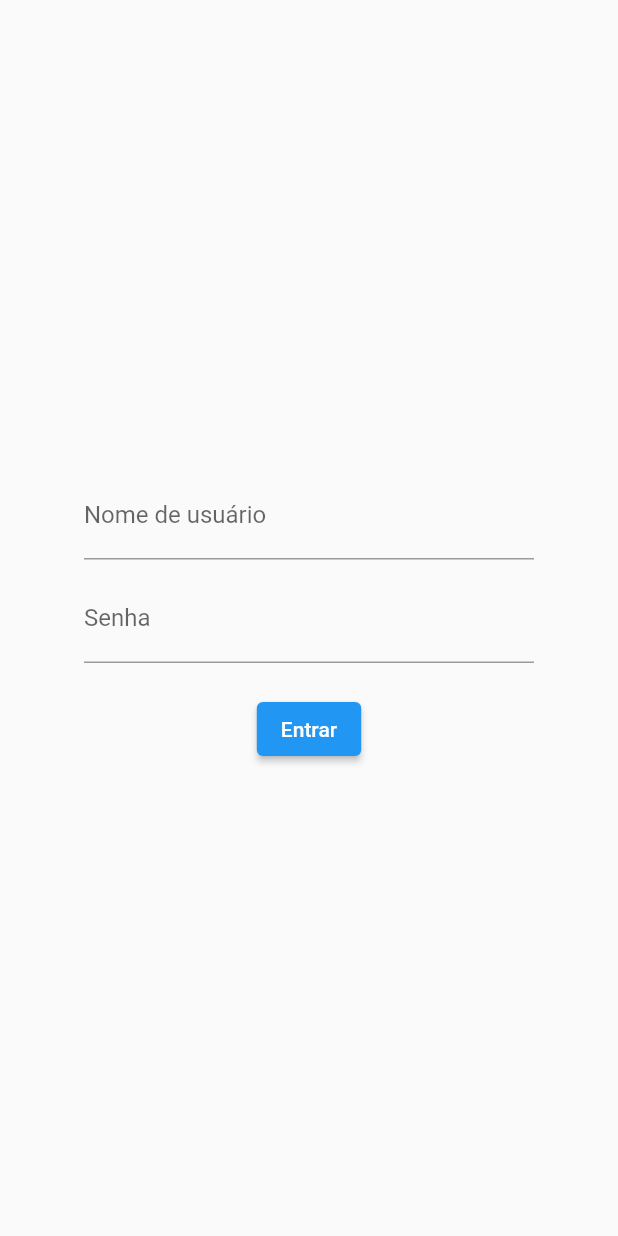
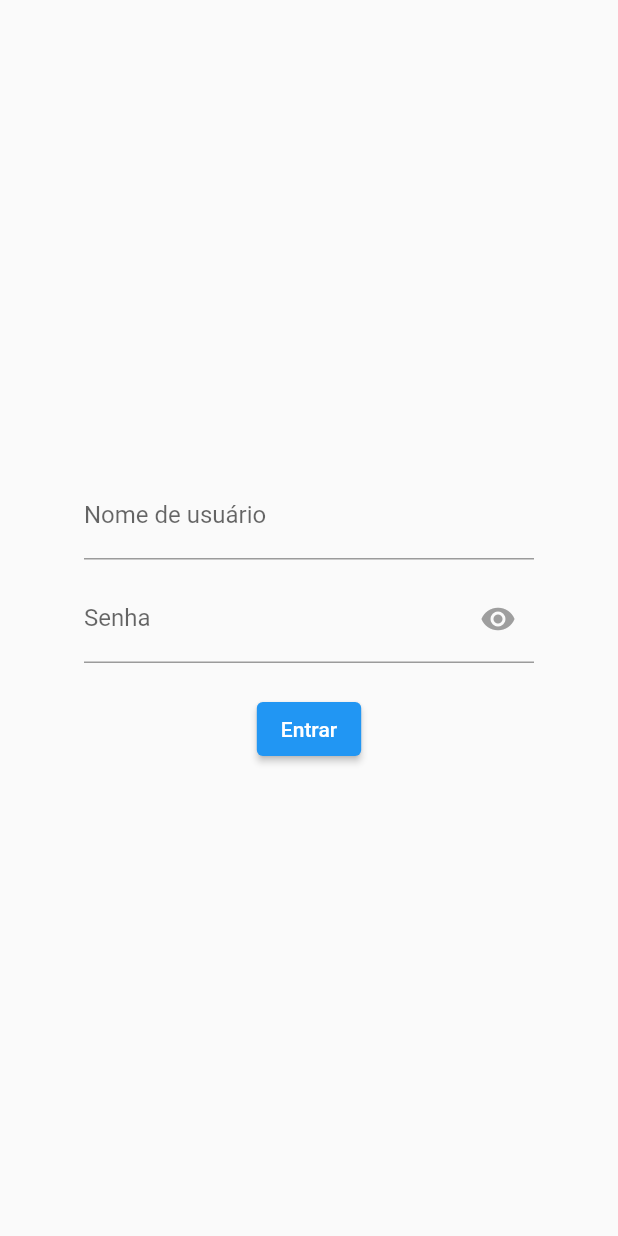
Before and after one commit to BlackLeg15/learning_architecture, a Flutter app: the screen it shows after launch, on a phone screen of 412 x 824 dp. Run offline on Flutter 3.47's test engine with Material 2 defaults, Android fonts, the light colour scheme and no system bars; our stand-ins replace dartz, flutter_modular.

Commit message:
feature: obscure text

```diff
--- a/clean_dart/lib/app/app_widget.dart
+++ b/clean_dart/lib/app/app_widget.dart
@@ -1,4 +1,5 @@
 import 'package:flutter/material.dart';
+import 'package:flutter/services.dart';
 import 'package:flutter_modular/flutter_modular.dart';
 
 class AppWidget extends StatelessWidget {
@@ -6,6 +7,10 @@ class AppWidget extends StatelessWidget {
 
   @override
   Widget build(BuildContext context) {
+    SystemChrome.setPreferredOrientations([
+      DeviceOrientation.portraitUp,
+      DeviceOrientation.portraitDown
+    ]);
     return MaterialApp.router(
       title: 'Clean Dart Demo',
       theme: ThemeData(
--- a/clean_dart/lib/app/modules/auth/external/datasources/login_with_username_and_password/mock/datasource_impl.dart
+++ b/clean_dart/lib/app/modules/auth/external/datasources/login_with_username_and_password/mock/datasource_impl.dart
@@ -1,5 +1,3 @@
-import 'package:flutter/foundation.dart';
-
 import '../../../../domain/usecases/login_with_username_and_password/entity/entity.dart';
 import '../../../../domain/usecases/login_with_username_and_password/params.dart';
 import '../../../../infra/usecases/login_with_username_and_password/datasource.dart';
@@ -14,7 +12,7 @@ class DatasourceMockImpl implements Datasource {
   Future<Entity> call(Params params) async {
     await Future.delayed(const Duration(seconds: 3));
     return _mapper.fromJson({
-      'id': const Key('Adby Santos').toString(),
+      'id': '123456abcdef',
       'username': 'Adby Santos',
       'token': '123456abcdef',
     });
--- a/clean_dart/lib/app/modules/auth/presenter/pages/main/main.dart
+++ b/clean_dart/lib/app/modules/auth/presenter/pages/main/main.dart
@@ -17,6 +17,7 @@ class _MainState extends State<Main> {
 
   var username = '';
   var password = '';
+  var isPasswordObscure = true;
 
   String? usernameError;
   String? passwordError;
@@ -79,8 +80,21 @@ class _MainState extends State<Main> {
                       ),
                       const SizedBox(height: 10),
                       TextField(
-                        decoration: InputDecoration(labelText: 'Senha', errorText: passwordError),
+                        decoration: InputDecoration(
+                            labelText: 'Senha',
+                            errorText: passwordError,
+                            suffixIcon: IconButton(
+                                onPressed: () {
+                                  setState(() {
+                                    isPasswordObscure = !isPasswordObscure;
+                                  });
+                                },
+                                icon: Icon(
+                                  Icons.remove_red_eye,
+                                  color: isPasswordObscure ? Colors.grey : Colors.red,
+                                ))),
                         onChanged: onChangePassword,
+                        obscureText: isPasswordObscure,
                       ),
                       const SizedBox(height: 20),
                       ElevatedButton(
```
